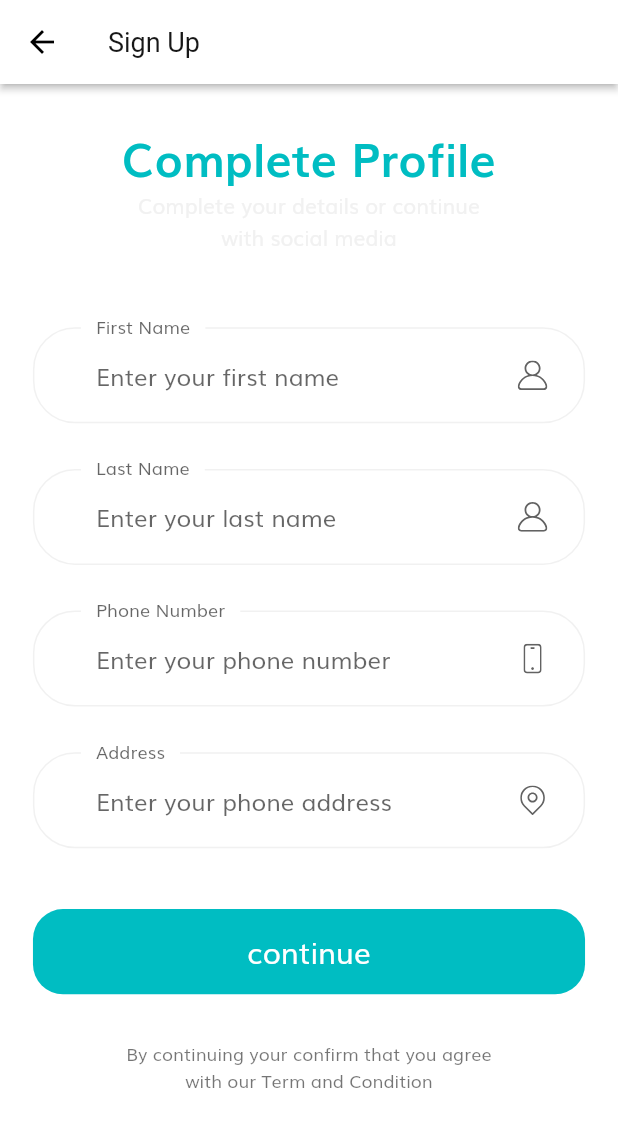
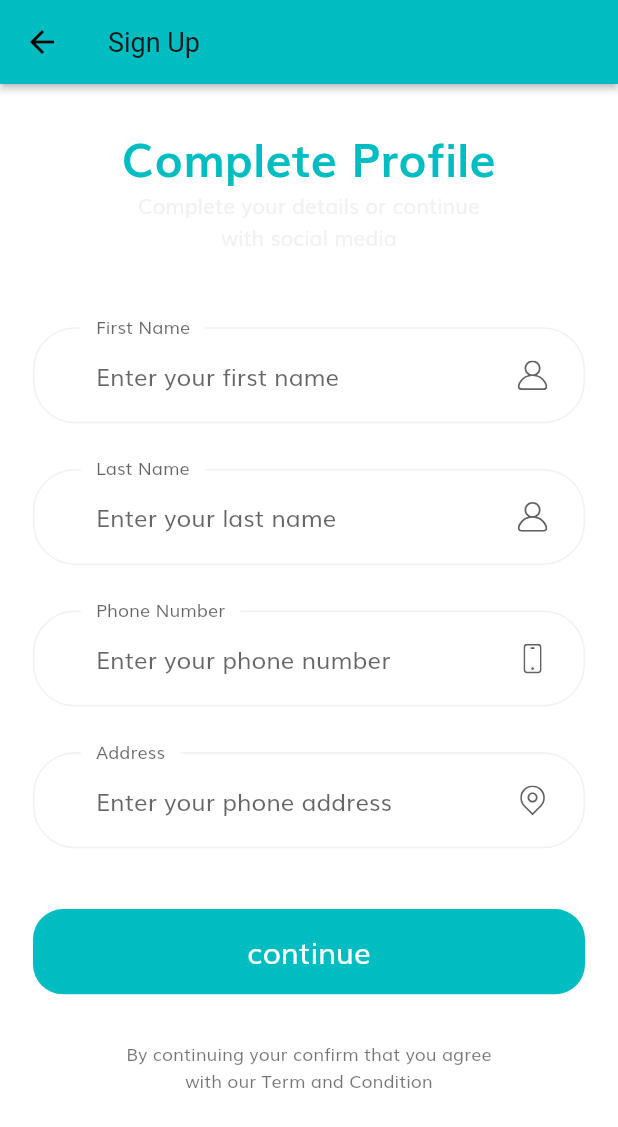
Before and after one commit to Ekeks/BusSystem, a Flutter app: the CompleteProfileScreen screen opened by its route, on a phone screen of 412 x 824 dp. Shown: the top 1127 px of the screen. Run offline on Flutter 3.47's test engine with Material 2 defaults, Android fonts, the phone set to English and light mode, and no system bars; our stand-ins replace flutter_svg.

Commit message:
changed background colour

```diff
--- a/lib/screens/complete_profile/complete_profile_screen.dart
+++ b/lib/screens/complete_profile/complete_profile_screen.dart
@@ -1,5 +1,6 @@
 import 'package:flutter/material.dart';
 
+import '../../constants.dart';
 import 'components/body.dart';
 
 class CompleteProfileScreen extends StatelessWidget {
@@ -8,6 +9,7 @@ class CompleteProfileScreen extends StatelessWidget {
   Widget build(BuildContext context) {
     return Scaffold(
       appBar: AppBar(
+        backgroundColor: kPrimaryColor,
         title: Text('Sign Up'),
       ),
       body: Body(),
```
